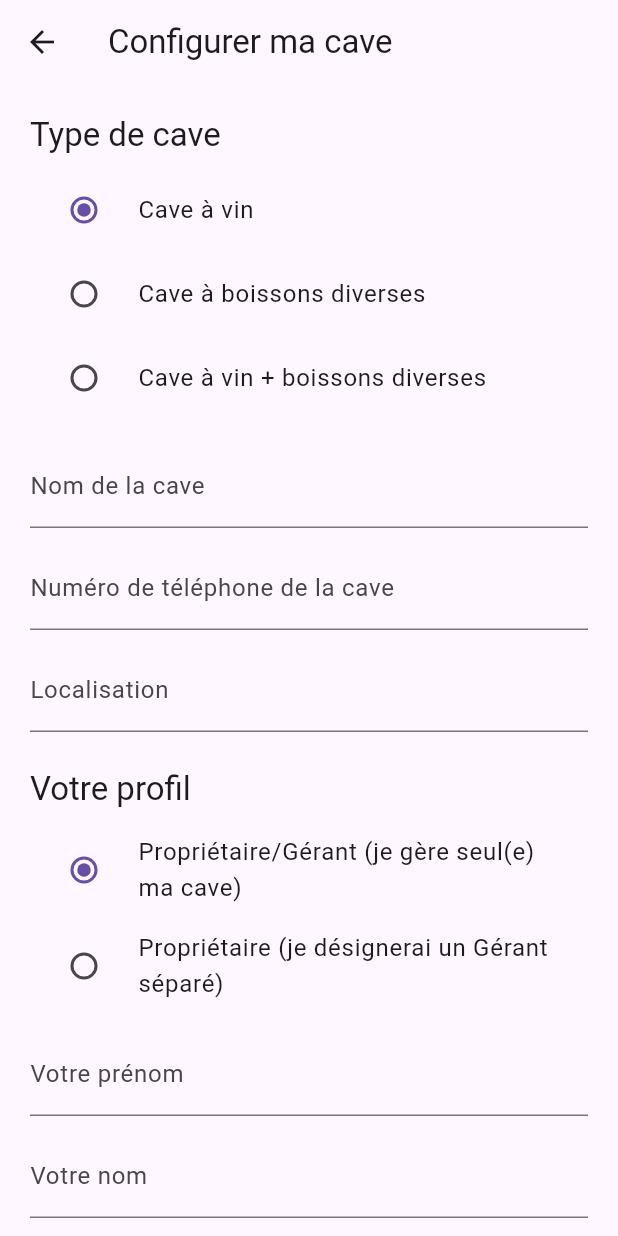
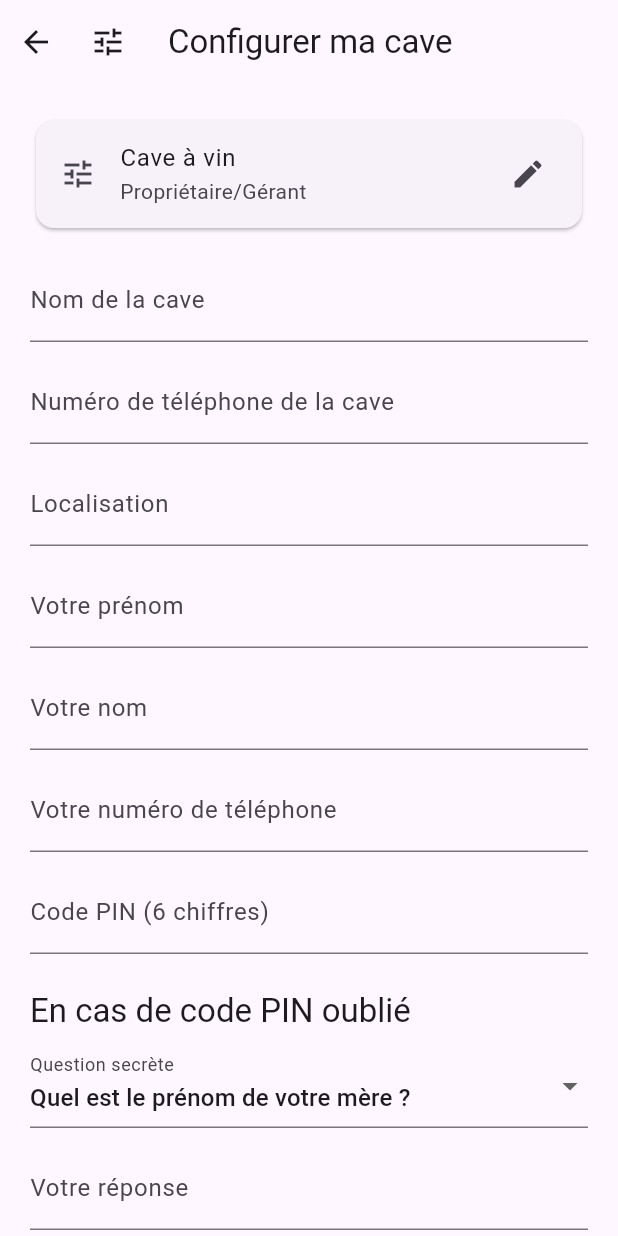
Before and after one commit to ouattaradanou-debug/forevercare-ai, a Flutter app: the CaveSetupScreen screen opened directly, on a phone screen of 412 x 824 dp. Run offline on Flutter 3.47's test engine with Material 3 defaults, Android fonts, the phone set to English and light mode, and no system bars; our stand-ins replace connectivity_plus, drift, flutter_riverpod, go_router, google_fonts, sqflite and 2 more; accounts and stored records are empty; generated files the repository leaves out were written again.

Commit message:
feat(cave-setup): déplace le choix type de cave/profil vers une commande
Demande explicite : ne plus afficher "Type de cave" et "Votre profil"
comme deux gros blocs de boutons radio dans le formulaire de première
utilisation. Ajoute à la place une icône (haut à gauche de l'AppBar,
à côté du bouton retour) qui ouvre une boîte de dialogue avec ces deux
choix ; le formulaire principal affiche seulement un résumé compact
(carte cliquable) plutôt que les blocs complets.

Met à jour le test correspondant en conséquence.

Co-Authored-By: Claude Sonnet 5 <noreply@anthropic.com>
Claude-Session: https://claude.ai/code/session_01HgLEBHxXLNJZQnJY31vTv2

```diff
--- a/cave_manager/lib/features/cave_setup/cave_setup_screen.dart
+++ b/cave_manager/lib/features/cave_setup/cave_setup_screen.dart
@@ -55,6 +55,73 @@ class _CaveSetupScreenState extends ConsumerState<CaveSetupScreen> {
     super.dispose();
   }
 
+  Future<void> _choisirTypeEtProfil() async {
+    var typeChoisi = _typeCave;
+    var roleChoisi = _role;
+
+    await showDialog<void>(
+      context: context,
+      builder: (context) => StatefulBuilder(
+        builder: (context, setDialogState) => AlertDialog(
+          title: const Text('Type de cave et profil'),
+          content: SingleChildScrollView(
+            child: Column(
+              mainAxisSize: MainAxisSize.min,
+              crossAxisAlignment: CrossAxisAlignment.start,
+              children: [
+                Text('Type de cave',
+                    style: Theme.of(context).textTheme.titleMedium),
+                RadioGroup<TypeCave>(
+                  groupValue: typeChoisi,
+                  onChanged: (v) => setDialogState(() => typeChoisi = v!),
+                  child: Column(
+                    children: TypeCave.values
+                        .map((type) => RadioListTile<TypeCave>(
+                            title: Text(type.libelle), value: type))
+                        .toList(),
+                  ),
+                ),
+                const SizedBox(height: 12),
+                Text('Votre profil',
+                    style: Theme.of(context).textTheme.titleMedium),
+                RadioGroup<RoleUtilisateur>(
+                  groupValue: roleChoisi,
+                  onChanged: (v) => setDialogState(() => roleChoisi = v!),
+                  child: const Column(
+                    children: [
+                      RadioListTile<RoleUtilisateur>(
+                        title: Text(
+                            'Propriétaire/Gérant (je gère seul(e) ma cave)'),
+                        value: RoleUtilisateur.proprietaireGerant,
+                      ),
+                      RadioListTile<RoleUtilisateur>(
+                        title: Text(
+                            'Propriétaire (je désignerai un Gérant séparé)'),
+                        value: RoleUtilisateur.proprietaire,
+                      ),
+                    ],
+                  ),
+                ),
+              ],
+            ),
+          ),
+          actions: [
+            TextButton(
+              onPressed: () {
+                setState(() {
+                  _typeCave = typeChoisi;
+                  _role = roleChoisi;
+                });
+                Navigator.of(context).pop();
+              },
+              child: const Text('Valider'),
+            ),
+          ],
+        ),
+      ),
+    );
+  }
+
   Future<void> _creerLaCave() async {
     if (!_formKey.currentState!.validate()) return;
 
@@ -89,10 +156,21 @@ class _CaveSetupScreenState extends ConsumerState<CaveSetupScreen> {
   Widget build(BuildContext context) {
     return Scaffold(
       appBar: AppBar(
-        leading: IconButton(
-          icon: const Icon(Icons.arrow_back),
-          tooltip: 'Retour à la connexion',
-          onPressed: () => context.go('/connexion'),
+        leadingWidth: 96,
+        leading: Row(
+          mainAxisAlignment: MainAxisAlignment.start,
+          children: [
+            IconButton(
+              icon: const Icon(Icons.arrow_back),
+              tooltip: 'Retour à la connexion',
+              onPressed: () => context.go('/connexion'),
+            ),
+            IconButton(
+              icon: const Icon(Icons.tune),
+              tooltip: 'Type de cave et profil',
+              onPressed: _choisirTypeEtProfil,
+            ),
+          ],
         ),
         title: const Text('Configurer ma cave'),
       ),
@@ -104,17 +182,15 @@ class _CaveSetupScreenState extends ConsumerState<CaveSetupScreen> {
             child: Column(
               crossAxisAlignment: CrossAxisAlignment.stretch,
               children: [
-                Text('Type de cave',
-                    style: Theme.of(context).textTheme.titleLarge),
-                const SizedBox(height: 8),
-                RadioGroup<TypeCave>(
-                  groupValue: _typeCave,
-                  onChanged: (v) => setState(() => _typeCave = v!),
-                  child: Column(
-                    children: TypeCave.values
-                        .map((type) => RadioListTile<TypeCave>(
-                            title: Text(type.libelle), value: type))
-                        .toList(),
+                Card(
+                  child: ListTile(
+                    leading: const Icon(Icons.tune),
+                    title: Text(_typeCave.libelle),
+                    subtitle: Text(_role == RoleUtilisateur.proprietaireGerant
+                        ? 'Propriétaire/Gérant'
+                        : 'Propriétaire'),
+                    trailing: const Icon(Icons.edit),
+                    onTap: _choisirTypeEtProfil,
                   ),
                 ),
                 const SizedBox(height: 16),
@@ -137,28 +213,6 @@ class _CaveSetupScreenState extends ConsumerState<CaveSetupScreen> {
                   controller: _localisationCtrl,
                   decoration: const InputDecoration(labelText: 'Localisation'),
                   validator: _valideurObligatoire,
-                ),
-                const SizedBox(height: 24),
-                Text('Votre profil',
-                    style: Theme.of(context).textTheme.titleLarge),
-                const SizedBox(height: 8),
-                RadioGroup<RoleUtilisateur>(
-                  groupValue: _role,
-                  onChanged: (v) => setState(() => _role = v!),
-                  child: const Column(
-                    children: [
-                      RadioListTile<RoleUtilisateur>(
-                        title: Text(
-                            'Propriétaire/Gérant (je gère seul(e) ma cave)'),
-                        value: RoleUtilisateur.proprietaireGerant,
-                      ),
-                      RadioListTile<RoleUtilisateur>(
-                        title: Text(
-                            'Propriétaire (je désignerai un Gérant séparé)'),
-                        value: RoleUtilisateur.proprietaire,
-                      ),
-                    ],
-                  ),
                 ),
                 const SizedBox(height: 12),
                 TextFormField(
```
Also changed, not shown: 1 other file.
